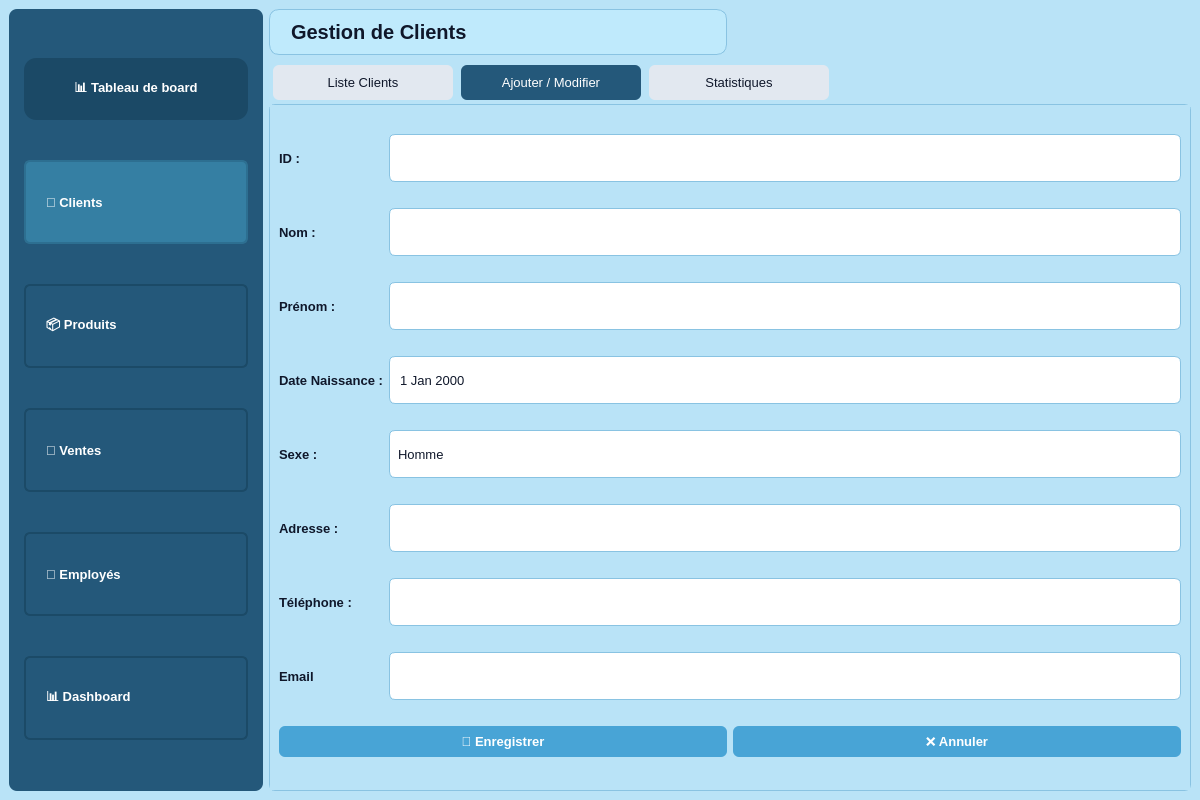
First picture: the form in gclient1.ui, repository Esprit-UP-Algo/projetcpp-2a25-s1-smart-optical-store, before the edit.
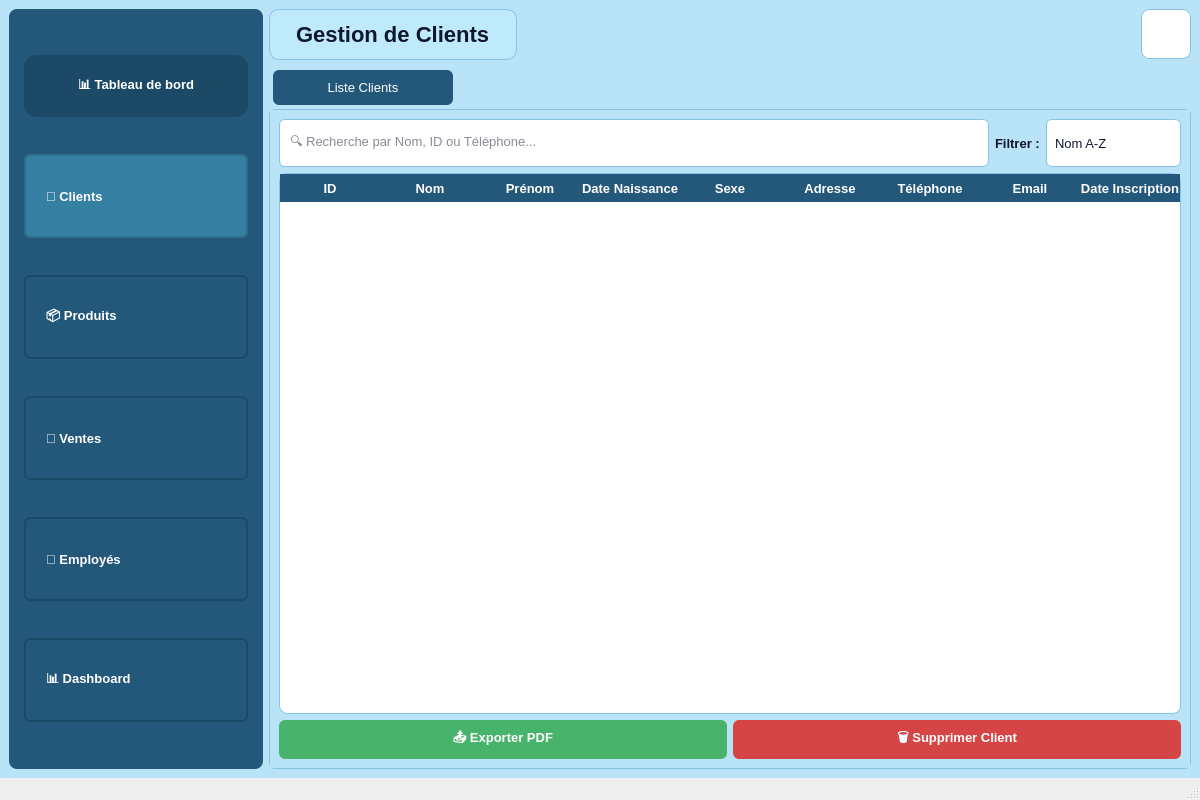
Second picture: the form after the edit. The open tabs and pages were chosen to show the change. Icons and pictures are not drawn.

```diff
--- a/gclient1.ui
+++ b/gclient1.ui
@@ -16,77 +16,58 @@
   <widget class="QWidget" name="centralwidget">
    <property name="styleSheet">
     <string notr="true">
-     QWidget { background-color: #b9e3f7; font-family: &quot;Segoe UI&quot;, Tahoma, Geneva, Verdana, sans-serif; font-size: 13px; color: #0f172a; }
-     #sidebarFrame { background-color: #24587a; border-radius: 8px; padding-top: 12px; padding-bottom: 12px; min-height: 100%; }
-     QLabel#sidebarHeader { background-color: #1b4966; color: white; font-weight: 700; padding: 10px 16px; border-radius: 12px; margin: 6px; min-width: 180px; max-height: 42px; }
-     QPushButton#btnClients, QPushButton#btnProduit, QPushButton#btnVentes, QPushButton#btnEmployes, QPushButton#btnDashboard { background-color: #24587a; color: white; border: 2px solid #1b4a67; font-weight: bold; text-align: left; padding: 12px 20px; border-radius: 6px; min-width: 180px; margin: 6px; min-height: 56px; }
-     QPushButton#btnClients { background-color: #357fa3; border: 2px solid #2d6f91; }
-     QPushButton#btnProduit:hover, QPushButton#btnVentes:hover, QPushButton#btnEmployes:hover, QPushButton#btnClients:hover, QPushButton#btnDashboard:hover { background-color: #357fa3; }
-     QLabel#mainTitle { font-size: 20px; font-weight: 800; color: #0f172a; background-color: #bfeafc; padding: 10px 16px; border-radius: 10px; border: 1px solid #89c3e2; }
-     QPushButton { background-color: #48a4d6; color: white; border-radius: 6px; padding: 8px 14px; font-weight: 600; border: none; }
-     QPushButton:hover { background-color: #5ab5e3; }
-     QPushButton#btnDelete { background-color: #d64545; }
-     QPushButton#btnDelete:hover { background-color: #b53030; }
-     QPushButton#btnExport { background-color: #48b36b; }
-     QPushButton#btnExport:hover { background-color: #3da25f; }
-     QLineEdit, QComboBox, QDateEdit { background-color: white; border: 1px solid #89c3e2; border-radius: 6px; padding: 8px; color: #0f172a; min-height: 30px; }
-     QLabel { font-weight: 600; color: #0f172a; }
-     QTableWidget { background-color: white; gridline-color: #90caf9; selection-background-color: #48a4d6; selection-color: white; alternate-background-color: #e9f5fc; border: 1px solid #89c3e2; border-radius: 8px; }
-     QHeaderView::section { background-color: #24587a; color: white; font-weight: bold; height: 28px; border: none; }
-     QTabWidget::pane { border: 1px solid #89c3e2; border-radius: 6px; }
-     QTabBar::tab { background: #e2e8f0; border-radius: 6px; padding: 10px 20px; margin: 4px; color: #0f172a; min-width: 140px; }
-     QTabBar::tab:selected { background: #24587a; color: white; }
-     QComboBox::drop-down, QDateEdit::drop-down { border: none; }
-    </string>
-   </property>
+        QWidget { background-color: #b9e3f7; font-family: "Segoe UI", Tahoma, Geneva, Verdana, sans-serif; font-size: 13px; color: #0f172a; }
+        #sidebarFrame { background-color: #24587a; border-radius: 8px; padding-top: 12px; padding-bottom: 12px; min-height: 100%; }
+        QLabel#sidebarHeader { background-color: #1b4966; color: white; font-weight: 700; padding: 10px 16px; border-radius: 12px; margin: 6px; min-width: 180px; max-height: 42px; }
+        QPushButton#btnClients, QPushButton#btnProduit, QPushButton#btnVentes, QPushButton#btnEmployes, QPushButton#btnDashboard { background-color: #24587a; color: white; border: 2px solid #1b4a67; font-weight: bold; text-align: left; padding: 12px 20px; border-radius: 6px; min-width: 180px; margin: 6px; min-height: 56px; }
+        QPushButton#btnClients { background-color: #357fa3; border: 2px solid #2d6f91; }
+        QPushButton#btnProduit:hover, QPushButton#btnVentes:hover, QPushButton#btnEmployes:hover, QPushButton#btnClients:hover, QPushButton#btnDashboard:hover { background-color: #357fa3; }
+        QLabel#mainTitle { font-size: 22px; font-weight: 800; color: #0f172a; background-color: #bfeafc; padding: 12px 20px; border-radius: 10px; border: 1px solid #89c3e2; }
+        QPushButton { background-color: #48a4d6; color: white; border-radius: 6px; padding: 8px 14px; font-weight: 600; border: none; }
+        QPushButton:hover { background-color: #5ab5e3; }
+        QPushButton#btnDelete { background-color: #d64545; }
+        QPushButton#btnDelete:hover { background-color: #b53030; }
+        QPushButton#btnExport { background-color: #48b36b; }
+        QPushButton#btnExport:hover { background-color: #3da25f; }
+        QLineEdit, QComboBox, QDateEdit { background-color: white; border: 1px solid #89c3e2; border-radius: 6px; padding: 8px; color: #0f172a; min-height: 30px; }
+        QLabel { font-weight: 600; color: #0f172a; }
+        QTableWidget { background-color: white; gridline-color: #90caf9; selection-background-color: #48a4d6; selection-color: white; alternate-background-color: #e9f5fc; border: 1px solid #89c3e2; border-radius: 8px; }
+        QHeaderView::section { background-color: #24587a; color: white; font-weight: bold; height: 28px; border: none; }
+        QTabWidget::pane { border: 1px solid #89c3e2; border-radius: 6px; }
+        QTabBar::tab { background: #e2e8f0; border-radius: 6px; padding: 10px 20px; margin: 4px; color: #0f172a; min-width: 140px; }
+        QTabBar::tab:selected { background: #24587a; color: white; }
+        QComboBox::drop-down, QDateEdit::drop-down { border: none; }
+        QLabel#labelLogoTopRight { background-color: white; border-radius: 8px; border: 1px solid #89c3e2; padding: 3px; }
+        </string>
+      </property>
+
    <layout class="QHBoxLayout" name="mainLayoutRoot">
     <item>
      <widget class="QFrame" name="sidebarFrame">
+            <property name="frameShape">
+              <enum>QFrame::StyledPanel</enum>
+            </property>
       <layout class="QVBoxLayout" name="sidebarLayout">
        <item>
         <widget class="QLabel" name="sidebarHeader">
-         <property name="text">
-          <string>📊 Tableau de board</string>
-         </property>
-         <property name="alignment">
-          <set>Qt::AlignmentFlag::AlignCenter</set>
-         </property>
+                  <property name="text"><string>📊 Tableau de bord</string></property>
+                  <property name="alignment"><set>Qt::AlignCenter</set></property>
         </widget>
        </item>
        <item>
-        <widget class="QPushButton" name="btnClients">
-         <property name="text">
-          <string>🧍 Clients</string>
-         </property>
-        </widget>
+                <widget class="QPushButton" name="btnClients"><property name="text"><string>🧍 Clients</string></property></widget>
        </item>
        <item>
-        <widget class="QPushButton" name="btnProduit">
-         <property name="text">
-          <string>📦 Produits</string>
-         </property>
-        </widget>
+                <widget class="QPushButton" name="btnProduit"><property name="text"><string>📦 Produits</string></property></widget>
        </item>
        <item>
-        <widget class="QPushButton" name="btnVentes">
-         <property name="text">
-          <string>💸 Ventes</string>
-         </property>
-        </widget>
+                <widget class="QPushButton" name="btnVentes"><property name="text"><string>💸 Ventes</string></property></widget>
        </item>
        <item>
-        <widget class="QPushButton" name="btnEmployes">
-         <property name="text">
-          <string>👔 Employés</string>
-         </property>
-        </widget>
+                <widget class="QPushButton" name="btnEmployes"><property name="text"><string>👔 Employés</string></property></widget>
        </item>
        <item>
-        <widget class="QPushButton" name="btnDashboard">
-         <property name="text">
-          <string>📊 Dashboard</string>
-         </property>
-        </widget>
+                <widget class="QPushButton" name="btnDashboard"><property name="text"><string>📊 Dashboard</string></property></widget>
        </item>
       </layout>
      </widget>
@@ -97,19 +78,39 @@
        <layout class="QHBoxLayout" name="headerLayout">
         <item>
          <widget class="QLabel" name="mainTitle">
-          <property name="text">
-           <string>Gestion de Clients</string>
-          </property>
-         </widget>
-        </item>
+                    <property name="text"><string>Gestion de Clients</string></property>
+                  </widget>
+                </item>
+
+                <item>
+                  <spacer name="horizontalSpacerTopBar">
+                    <property name="orientation"><enum>Qt::Horizontal</enum></property>
+                    <property name="sizeHint">
+                      <size>
+                        <width>20</width>
+                        <height>20</height>
+                      </size>
+                    </property>
+                  </spacer>
+                </item>
+
         <item>
          <widget class="QLabel" name="labelLogoTopRight">
-          <property name="pixmap">
-           <pixmap>smart_logo.png.jpg</pixmap>
-          </property>
-          <property name="scaledContents">
-           <bool>true</bool>
-          </property>
+                    <property name="minimumSize">
+                      <size>
+                        <width>50</width>
+                        <height>50</height>
+                      </size>
+                    </property>
+                    <property name="maximumSize">
+                      <size>
+                        <width>50</width>
+                        <height>50</height>
+                      </size>
+                    </property>
+                    <property name="pixmap"><pixmap>smart_logo.png</pixmap></property>
+                    <property name="scaledContents"><bool>true</bool></property>
+                    <property name="toolTip"><string>Logo</string></property>
          </widget>
         </item>
        </layout>
@@ -142,82 +143,29 @@
             </item>
             <item>
              <widget class="QComboBox" name="comboBoxTri">
-              <item>
-               <property name="text">
-                <string>Nom A-Z</string>
-               </property>
-              </item>
-              <item>
-               <property name="text">
-                <string>Nom Z-A</string>
-               </property>
-              </item>
-              <item>
-               <property name="text">
-                <string>Date Inscription ↑</string>
-               </property>
-              </item>
-              <item>
-               <property name="text">
-                <string>Date Inscription ↓</string>
-               </property>
-              </item>
+                            <item><property name="text"><string>Nom A-Z</string></property></item>
+                            <item><property name="text"><string>Nom Z-A</string></property></item>
+                            <item><property name="text"><string>Date Inscription ↑</string></property></item>
+                            <item><property name="text"><string>Date Inscription ↓</string></property></item>
              </widget>
             </item>
            </layout>
           </item>
           <item>
            <widget class="QTableWidget" name="tableWidgetClients">
-            <property name="columnCount">
-             <number>9</number>
-            </property>
-            <column>
-             <property name="text">
-              <string>ID</string>
-             </property>
-            </column>
-            <column>
-             <property name="text">
-              <string>Nom</string>
-             </property>
-            </column>
-            <column>
-             <property name="text">
-              <string>Prénom</string>
-             </property>
-            </column>
-            <column>
-             <property name="text">
-              <string>Date Naissance</string>
-             </property>
-            </column>
-            <column>
-             <property name="text">
-              <string>Sexe</string>
-             </property>
-            </column>
-            <column>
-             <property name="text">
-              <string>Adresse</string>
-             </property>
-            </column>
-            <column>
-             <property name="text">
-              <string>Téléphone</string>
-             </property>
-            </column>
-            <column>
-             <property name="text">
-              <string>Email</string>
-             </property>
-            </column>
-            <column>
-             <property name="text">
-              <string>Date Inscription</string>
-             </property>
-            </column>
-           </widget>
-          </item>
+                        <property name="columnCount"><number>9</number></property>
+                        <column><property name="text"><string>ID</string></property></column>
+                        <column><property name="text"><string>Nom</string></property></column>
+                        <column><property name="text"><string>Prénom</string></property></column>
+                        <column><property name="text"><string>Date Naissance</string></property></column>
+                        <column><property name="text"><string>Sexe</string></property></column>
+                        <column><property name="text"><string>Adresse</string></property></column>
+                        <column><property name="text"><string>Téléphone</string></property></column>
+                        <column><property name="text"><string>Email</string></property></column>
+                        <column><property name="text"><string>Date Inscription</string></property></column>
+                      </widget>
+                    </item>
+
           <item>
            <layout class="QHBoxLayout" name="layoutButtons">
             <item>
@@ -238,154 +186,19 @@
           </item>
          </layout>
         </widget>
-        <widget class="QWidget" name="tabAddClient">
-         <attribute name="title">
-          <string>Ajouter / Modifier</string>
-         </attribute>
-         <layout class="QGridLayout" name="layoutForm">
-          <item row="0" column="0">
-           <widget class="QLabel" name="labelID">
-            <property name="text">
-             <string>ID :</string>
-            </property>
-           </widget>
-          </item>
-          <item row="0" column="1">
-           <widget class="QLineEdit" name="lineEditID"/>
-          </item>
-          <item row="1" column="0">
-           <widget class="QLabel" name="labelNom">
-            <property name="text">
-             <string>Nom :</string>
-            </property>
-           </widget>
-          </item>
-          <item row="1" column="1">
-           <widget class="QLineEdit" name="lineEditNom"/>
-          </item>
-          <item row="2" column="0">
-           <widget class="QLabel" name="labelPrenom">
-            <property name="text">
-             <string>Prénom :</string>
-            </property>
-           </widget>
-          </item>
-          <item row="2" column="1">
-           <widget class="QLineEdit" name="lineEditPrenom"/>
-          </item>
-          <item row="3" column="0">
-           <widget class="QLabel" name="labelDateNaissance">
-            <property name="text">
-             <string>Date Naissance :</string>
-            </property>
-           </widget>
-          </item>
-          <item row="3" column="1">
-           <widget class="QDateEdit" name="dateEditNaissance">
-            <property name="calendarPopup">
-             <bool>true</bool>
-            </property>
-           </widget>
-          </item>
-          <item row="4" column="0">
-           <widget class="QLabel" name="labelSexe">
-            <property name="text">
-             <string>Sexe :</string>
-            </property>
-           </widget>
-          </item>
-          <item row="4" column="1">
-           <widget class="QComboBox" name="comboBoxSexe">
-            <item>
-             <property name="text">
-              <string>Homme</string>
-             </property>
-            </item>
-            <item>
-             <property name="text">
-              <string>Femme</string>
-             </property>
-            </item>
-           </widget>
-          </item>
-          <item row="5" column="0">
-           <widget class="QLabel" name="labelAdresse">
-            <property name="text">
-             <string>Adresse :</string>
-            </property>
-           </widget>
-          </item>
-          <item row="5" column="1">
-           <widget class="QLineEdit" name="lineEditAdresse"/>
-          </item>
-          <item row="6" column="0">
-           <widget class="QLabel" name="labelTelephone">
-            <property name="text">
-             <string>Téléphone :</string>
-            </property>
-           </widget>
-          </item>
-          <item row="6" column="1">
-           <widget class="QLineEdit" name="lineEditTelephone"/>
-          </item>
-          <item row="7" column="0">
-           <widget class="QLabel" name="labelEmail">
-            <property name="text">
-             <string>Email</string>
-            </property>
-           </widget>
-          </item>
-          <item row="7" column="1">
-           <widget class="QLineEdit" name="lineEditEmail"/>
-          </item>
-          <item row="8" column="0" colspan="2">
-           <layout class="QHBoxLayout" name="layoutButtonsForm">
-            <item>
-             <widget class="QPushButton" name="btnSave">
-              <property name="text">
-               <string>💾 Enregistrer</string>
-              </property>
-             </widget>
-            </item>
-            <item>
-             <widget class="QPushButton" name="btnCancel">
-              <property name="text">
-               <string>❌ Annuler</string>
-              </property>
-             </widget>
-            </item>
-           </layout>
-          </item>
-         </layout>
-        </widget>
-        <widget class="QWidget" name="tabStats">
-         <attribute name="title">
-          <string>Statistiques</string>
-         </attribute>
-         <layout class="QVBoxLayout" name="layoutStats">
-          <item>
-           <widget class="QLabel" name="labelStatsTitle">
-            <property name="text">
-             <string>📊 Statistiques Clients</string>
-            </property>
-           </widget>
-          </item>
-          <item>
-           <widget class="QLabel" name="labelStatsContent">
-            <property name="text">
-             <string>Graphiques et données statistiques ici...</string>
-            </property>
-           </widget>
-          </item>
-         </layout>
-        </widget>
-       </widget>
-      </item>
-     </layout>
-    </item>
-   </layout>
-  </widget>
- </widget>
+
+              </widget> <!-- end tabWidgetMain -->
+            </item>
+
+          </layout> <!-- end contentAreaLayout -->
+        </item>
+
+      </layout> <!-- end mainLayoutRoot -->
+    </widget> <!-- end centralwidget -->
+
+    <widget class="QMenuBar" name="menubar"/>
+    <widget class="QStatusBar" name="statusbar"/>
+  </widget> <!-- end QMainWindow -->
  <resources/>
  <connections/>
 </ui>
```
Left out of the diff: 43 changed lines with no effect on the pictures. Lines whose indentation alone changed are shown as unchanged.
